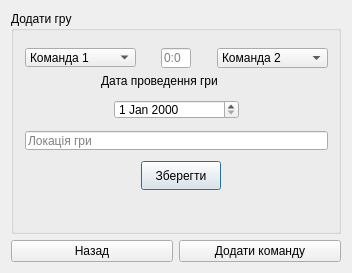
The window that addgamedialog.ui (OstrovskyAndriy/basketball) describes before a commit, drawn with Qt 5.
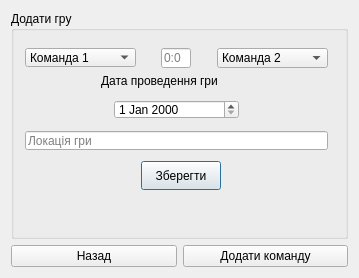
The same window after the commit. Icons and pictures are not drawn.

Patch:
```diff
--- a/addgamedialog.ui
+++ b/addgamedialog.ui
@@ -6,8 +6,8 @@
    <rect>
     <x>0</x>
     <y>0</y>
-    <width>352</width>
-    <height>273</height>
+    <width>359</width>
+    <height>278</height>
    </rect>
   </property>
   <property name="windowTitle">
```
